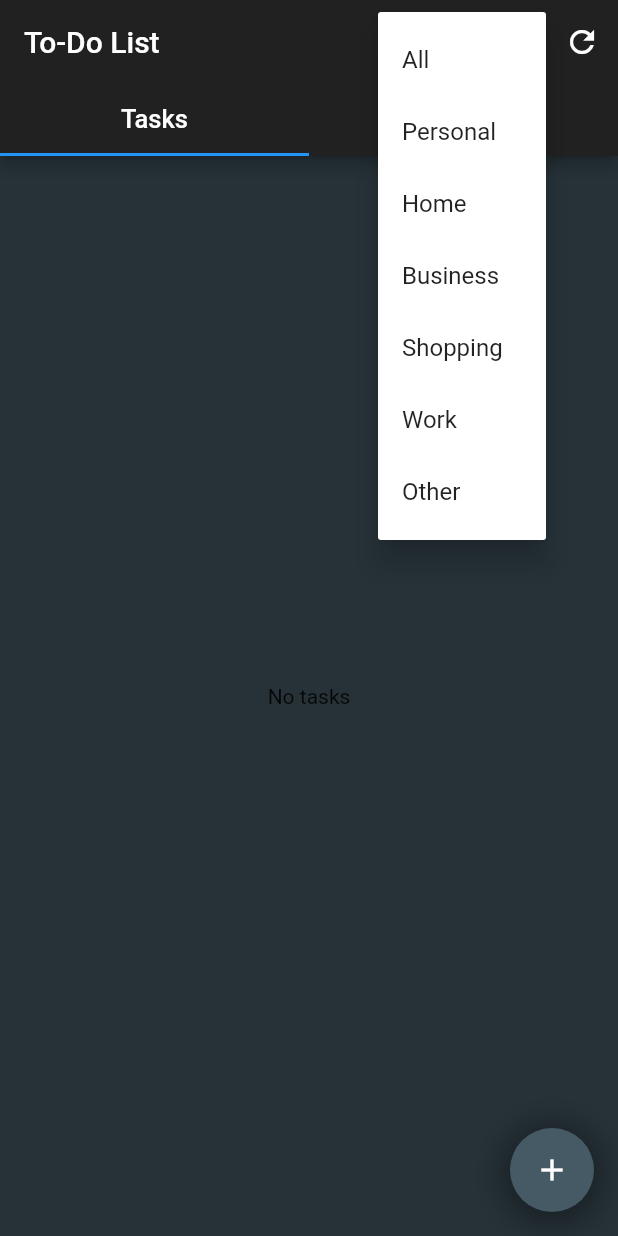
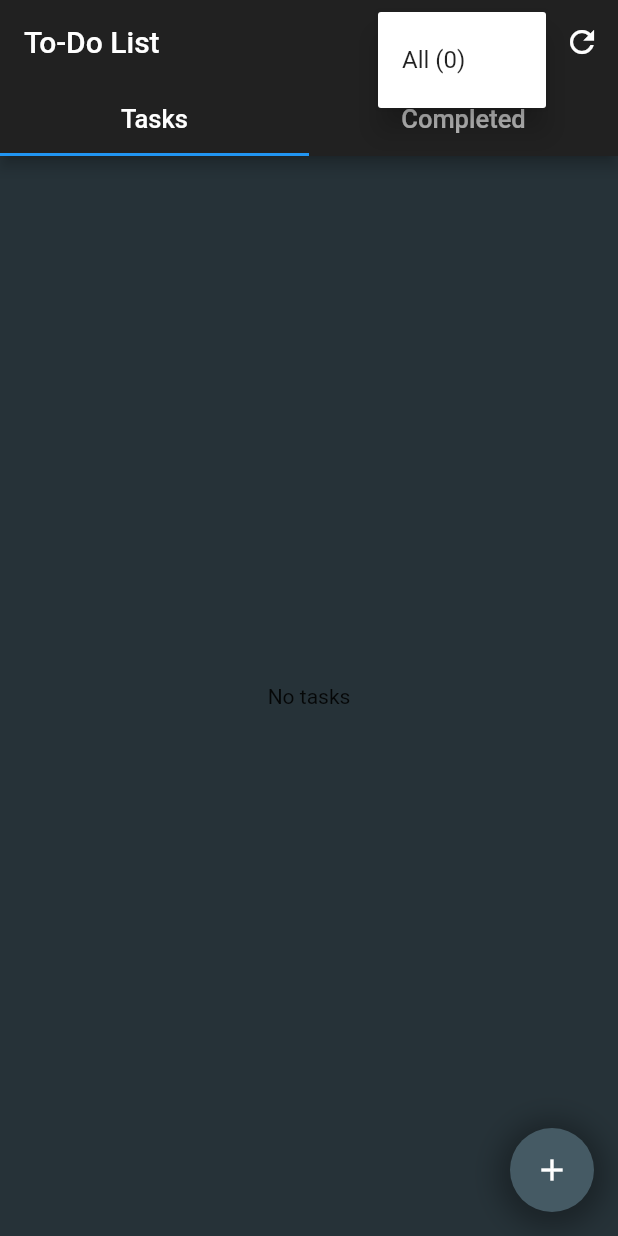
Before and after one commit to ajeesh1989/to_do, a Flutter app: the screen it shows after launch, after a tap on the "arrow drop down circle" icon, on a phone screen of 412 x 824 dp. Run offline on Flutter 3.47's test engine with Material 2 defaults, Android fonts, the phone set to English and light mode, and no system bars; our stand-ins replace flutter_slidable, hive_flutter, image_picker; accounts and stored records are empty.

Commit message:
count of tasks in appbar updated

```diff
--- a/lib/main.dart
+++ b/lib/main.dart
@@ -2,9 +2,7 @@ import 'package:flutter/material.dart';
 import 'package:hive_flutter/hive_flutter.dart';
 import 'package:image_picker/image_picker.dart';
 import 'package:intl/intl.dart';
-// ignore: depend_on_referenced_packages
 import 'package:path/path.dart';
-// ignore: depend_on_referenced_packages
 import 'package:path_provider/path_provider.dart';
 import 'dart:io';
 import 'package:flutter_slidable/flutter_slidable.dart';
@@ -83,7 +81,6 @@ class TodoList extends StatefulWidget {
   const TodoList({Key? key}) : super(key: key);
 
   @override
-  // ignore: library_private_types_in_public_api
   _TodoListState createState() => _TodoListState();
 }
 
@@ -144,8 +141,22 @@ class _TodoListState extends State<TodoList> {
     );
   }
 
+  Map<String?, int> countTasksByTag(Box<TodoItem> box) {
+    final tagCounts = <String?, int>{};
+    for (final task in box.values) {
+      final tag = task.tag;
+      if (tag != null) {
+        tagCounts[tag] = (tagCounts[tag] ?? 0) + 1;
+      }
+    }
+    return tagCounts;
+  }
+
   @override
   Widget build(BuildContext context) {
+    // final tagCounts = countTasksByTag(_taskBox);
+    // String? _selectedTagError;
+
     return DefaultTabController(
       length: 2,
       child: Scaffold(
@@ -155,7 +166,7 @@ class _TodoListState extends State<TodoList> {
           bottom: const TabBar(
             labelStyle: TextStyle(
               fontSize: 17.0,
-            ), // Adjust the fontSize and fontWeight as needed
+            ),
             tabs: [
               Tab(
                 child: Text(
@@ -176,10 +187,6 @@ class _TodoListState extends State<TodoList> {
                     .arrow_drop_down_circle_outlined, // Change to your preferred icon
                 color: Colors.white, // Change the color if needed
               ),
-              // child: const Padding(
-              //   padding: EdgeInsets.only(top: 20.0),
-              //   child: Text('Tags'),
-              // ),
               onSelected: (tag) {
                 setState(() {
                   _selectedTag = tag;
@@ -195,10 +202,34 @@ class _TodoListState extends State<TodoList> {
                   'Work',
                   'Other'
                 ];
-                return items.map<PopupMenuEntry<String>>((String tag) {
+
+                // Create a map to count the tags
+                final tagCountMap = <String, int>{};
+                for (final task in _taskBox.values) {
+                  final tag = task.tag ??
+                      'No Tags'; // Use 'No Tags' for tasks with no tags
+                  tagCountMap[tag] = (tagCountMap[tag] ?? 0) + 1;
+                }
+
+                // Calculate the total count for all tags
+                final totalCount =
+                    tagCountMap.values.fold(0, (sum, count) => sum + count);
+
+                return items
+                    .where((tag) =>
+                        tag == 'All' ||
+                        tagCountMap[tag] != null &&
+                            tagCountMap[tag]! >
+                                0) // Filter tags that are selected or have counts
+                    .map<PopupMenuEntry<String>>((String tag) {
+                  final count = tag == 'All'
+                      ? totalCount
+                      : (tagCountMap[tag] ??
+                          0); // Display total count for "All" tag
                   return PopupMenuItem<String>(
                     value: tag,
-                    child: Text(tag),
+                    child: Text(
+                        '$tag (${count.toString()})'), // Display count in brackets
                   );
                 }).toList();
               },
@@ -221,18 +252,16 @@ class _TodoListState extends State<TodoList> {
             shape: BoxShape.circle,
             boxShadow: [
               BoxShadow(
-                color: Colors.black38
-                    .withOpacity(0.3), // Adjust opacity for a subtle shadow
-                spreadRadius:
-                    8, // Reduce the spread radius for a smoother shadow
-                blurRadius: 15, // Reduce the blur radius for a smoother shadow
-                offset: const Offset(0, 3), // Offset from the FAB
+                color: Colors.black38.withOpacity(0.3),
+                spreadRadius: 8,
+                blurRadius: 15,
+                offset: const Offset(0, 3),
               ),
             ],
           ),
           child: FloatingActionButton(
             backgroundColor: Colors.blueGrey.shade700,
-            elevation: 0, // Remove the default elevation
+            elevation: 0,
             onPressed: () async {
               final newTask = await showDialog<TodoItem>(
                 context: context,
@@ -243,7 +272,7 @@ class _TodoListState extends State<TodoList> {
                     'Business',
                     'Shopping',
                     'Work',
-                    'Other'
+                    'Other',
                   ],
                 ),
               );
@@ -278,17 +307,7 @@ class _TodoListState extends State<TodoList> {
                 itemCount: tasks.length,
                 itemBuilder: (context, index) {
                   final task = tasks[index];
-                  return Card(
-                    color: const Color.fromARGB(255, 41, 55, 62),
-                    margin: const EdgeInsets.symmetric(
-                        vertical: 8.0, horizontal: 16.0),
-                    elevation: 10, // Add elevation for a card-like appearance
-                    shape: RoundedRectangleBorder(
-                      borderRadius: BorderRadius.circular(
-                          15.0), // Adjust the border radius as needed
-                    ),
-                    shadowColor: Colors.grey.shade900, // Color of the shadow
-                    child: Slidable(
+                  return Slidable(
                     endActionPane: ActionPane(
                       motion: const StretchMotion(),
                       children: [
@@ -348,8 +367,7 @@ class _TodoListState extends State<TodoList> {
                               DateFormat('dd MMMM y, hh:mm a')
                                   .format(task.dateTime!),
                               style: const TextStyle(
-                                  fontSize:
-                                      14.0, // Adjust the fontSize as needed
+                                fontSize: 14.0, // Adjust the fontSize as needed
                               ),
                             )
                           : null, // Only show subtitle if dateTime is not null
@@ -419,10 +437,8 @@ class _TodoListState extends State<TodoList> {
                         }
                       },
                     ),
-                    ),
                   );
-                },
-              );
+                });
       },
     );
   }
@@ -445,18 +461,7 @@ class _TodoListState extends State<TodoList> {
                 itemCount: completedTasks.length,
                 itemBuilder: (context, index) {
                   final task = completedTasks[index];
-                  return Card(
-                    color: const Color.fromARGB(255, 41, 55, 62),
-                    margin: const EdgeInsets.symmetric(
-                        vertical: 8.0, horizontal: 16.0),
-                    elevation: 10, // Add elevation for a card-like appearance
-                    shape: RoundedRectangleBorder(
-                      borderRadius: BorderRadius.circular(
-                          15.0), // Adjust the border radius as needed
-                    ),
-                    shadowColor: Colors.grey
-                        .shade900, // Color of the shadow.withOpacity(0.2), // Set shadow color to light white
-                    child: Slidable(
+                  return Slidable(
                     endActionPane: ActionPane(
                       motion: const StretchMotion(),
                       children: [
@@ -551,8 +556,7 @@ class _TodoListState extends State<TodoList> {
                                 shape: BoxShape.circle,
                                 image: task.imagePath != null
                                     ? DecorationImage(
-                                          image:
-                                              FileImage(File(task.imagePath!)),
+                                        image: FileImage(File(task.imagePath!)),
                                         fit: BoxFit.cover,
                                       )
                                     : null,
@@ -588,7 +592,6 @@ class _TodoListState extends State<TodoList> {
                         },
                       ),
                     ),
-                    ),
                   );
                 },
               );
@@ -605,7 +608,6 @@ class TaskDialog extends StatefulWidget {
       : super(key: key);
 
   @override
-  // ignore: library_private_types_in_public_api
   _TaskDialogState createState() => _TaskDialogState();
 }
 
@@ -615,6 +617,7 @@ class _TaskDialogState extends State<TaskDialog> {
   String? _selectedTag;
   DateTime? _selectedDateTime;
   final _formKey = GlobalKey<FormState>();
+  String? _selectedTagError;
 
   @override
   void initState() {
@@ -759,9 +762,11 @@ class _TaskDialogState extends State<TaskDialog> {
                       ),
                     const SizedBox(height: 20),
                     DropdownButtonFormField<String>(
-                      decoration: const InputDecoration(
+                      decoration: InputDecoration(
                         labelText: 'Tag',
                         border: OutlineInputBorder(),
+                        errorText:
+                            _selectedTagError, // Display the tag error message
                       ),
                       value: _selectedTag,
                       items: widget.tags.map((tag) {
@@ -774,7 +779,15 @@ class _TaskDialogState extends State<TaskDialog> {
                       onChanged: (value) {
                         setState(() {
                           _selectedTag = value;
+                          _selectedTagError =
+                              null; // Clear any previous tag error
                         });
+                      },
+                      validator: (value) {
+                        if (value == null) {
+                          return 'Please select a tag';
+                        }
+                        return null;
                       },
                     ),
                     const SizedBox(height: 20),
@@ -788,7 +801,6 @@ class _TaskDialogState extends State<TaskDialog> {
                         );
 
                         if (selectedDate != null) {
-                          // ignore: use_build_context_synchronously
                           final selectedTime = await showTimePicker(
                             context: context,
                             initialTime: TimeOfDay.fromDateTime(
@@ -842,14 +854,20 @@ class _TaskDialogState extends State<TaskDialog> {
         TextButton(
           onPressed: () {
             if (_formKey.currentState!.validate()) {
+              if (_selectedTag == null) {
+                setState(() {
+                  _selectedTagError = 'Please select a tag';
+                });
+              } else {
                 final newTask = TodoItem(
                   title: _textEditingController.text,
                   isCompleted: false,
                   imagePath: _image?.path,
                   tag: _selectedTag,
-                dateTime: _selectedDateTime, // Assign DateTime
+                  dateTime: _selectedDateTime,
                 );
                 Navigator.of(context).pop(newTask);
+              }
             }
           },
           child: Text(
--- a/pubspec.yaml
+++ b/pubspec.yaml
@@ -42,6 +42,7 @@ dependencies:
   intl: ^0.18.1
   flutter_local_notifications: ^15.1.1
   flutter_datetime_picker: ^1.5.1
+  awesome_notifications: ^0.6.19
 
 
 dev_dependencies:
```
Also changed, not shown: pubspec.lock, 1 other file. Lines whose indentation alone changed are shown as unchanged.
